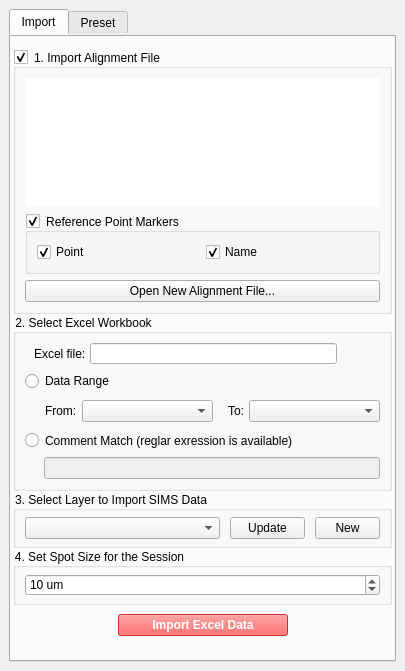
Old version of the form wiscsims_tool_dockwidget_base.ui in the repository wiscsims/wiscsims_tool.
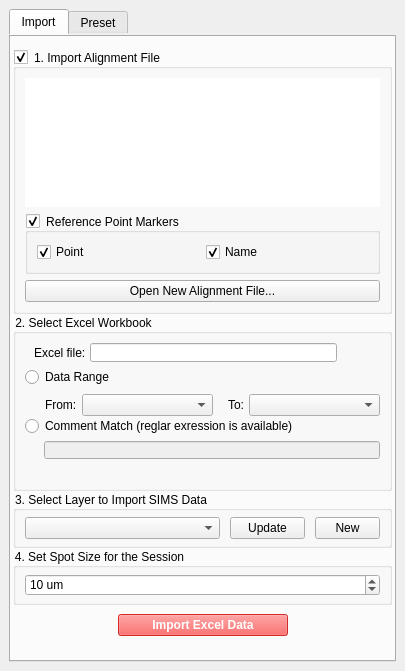
New version of the form. The open tabs and pages were chosen to show the change.

Commit message: feat(import-excel): add a text to show number of spot will be imported

What changed in the file:
```diff
--- a/wiscsims_tool_dockwidget_base.ui
+++ b/wiscsims_tool_dockwidget_base.ui
@@ -595,6 +595,22 @@
              </layout>
             </widget>
            </item>
+           <item>
+            <widget class="QLabel" name="Txt_N_Importing_Data">
+             <property name="text">
+              <string/>
+             </property>
+             <property name="alignment">
+              <set>Qt::AlignCenter</set>
+             </property>
+             <property name="margin">
+              <number>25</number>
+             </property>
+             <property name="indent">
+              <number>5</number>
+             </property>
+            </widget>
+           </item>
           </layout>
          </widget>
         </item>
```
Left out of the diff: 2 changed lines with no effect on the pictures. The commit also changes 1 other file.
